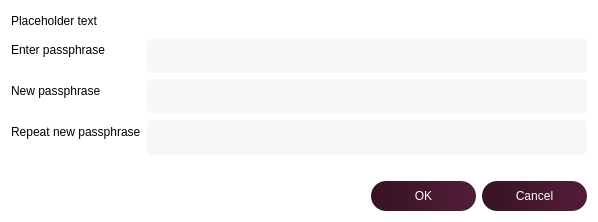
Before: the Qt Designer form src/qt/forms/askpassphrasedialog.ui in noirofficial/noir, drawn with Qt 5.
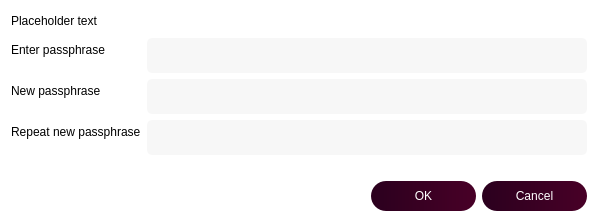
After: the same form once the commit is applied.

```diff
--- a/src/qt/forms/askpassphrasedialog.ui
+++ b/src/qt/forms/askpassphrasedialog.ui
@@ -140,7 +140,7 @@
    <item>
     <widget class="QDialogButtonBox" name="buttonBox">
      <property name="styleSheet">
-      <string notr="true">background: QLinearGradient(x1: 0, y1: 0, x2: 1, y2: 0, stop: 0 #361423, stop: 1 #531c38);
+      <string notr="true">background: QLinearGradient(x1: 0, y1: 0, x2: 1, y2: 0, stop: 0 #2b001e, stop: 1 #480027);
 color: white;
 border-radius:15px;
 height:30px;
```
